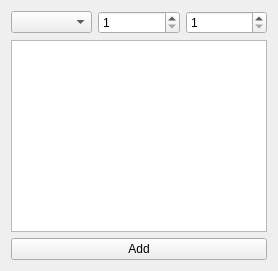
Above: src/verseentry.ui from markuspg/LeitnerLearner before the change. Below: the same form after it.
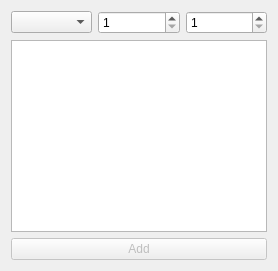
That is the form after the change.

Commit message: Only allow adding of new verse if text got entered

Diff of the .ui file:
```diff
--- a/src/verseentry.ui
+++ b/src/verseentry.ui
@@ -38,6 +38,9 @@
    </item>
    <item>
     <widget class="QPushButton" name="PBAdd">
+     <property name="enabled">
+      <bool>false</bool>
+     </property>
      <property name="text">
       <string>Add</string>
      </property>
```
The commit also changes 2 other files.
